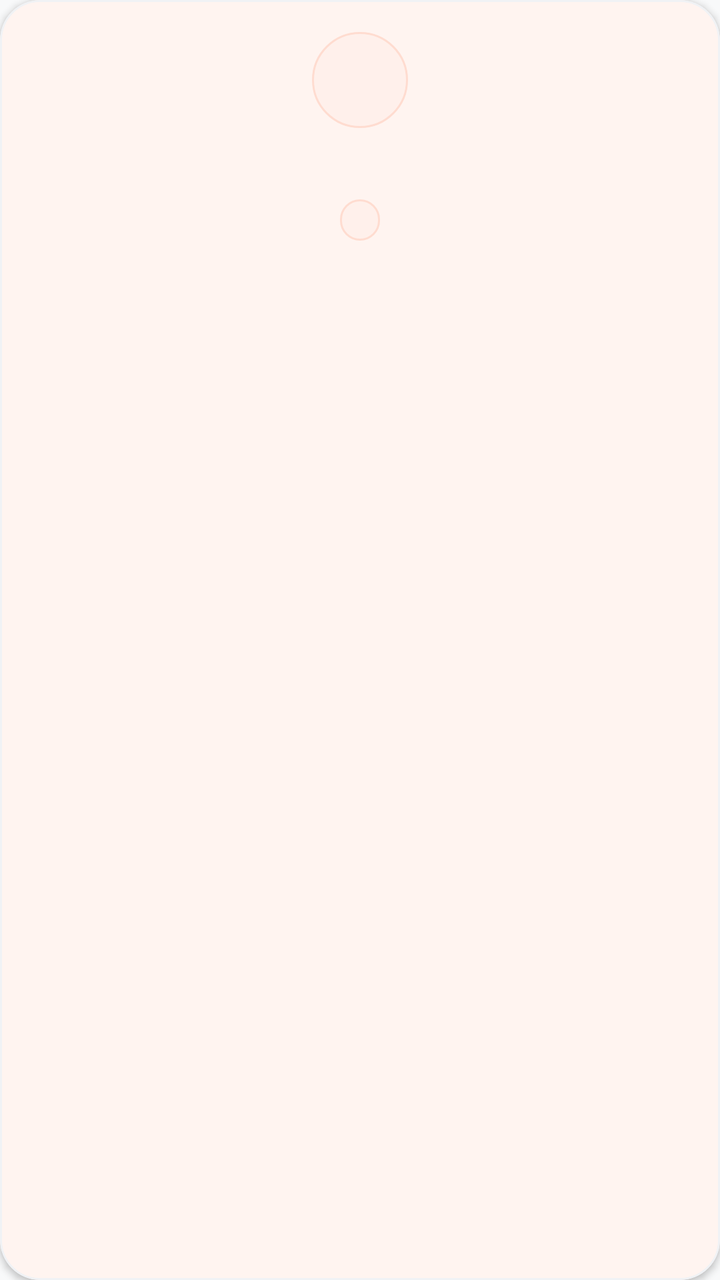
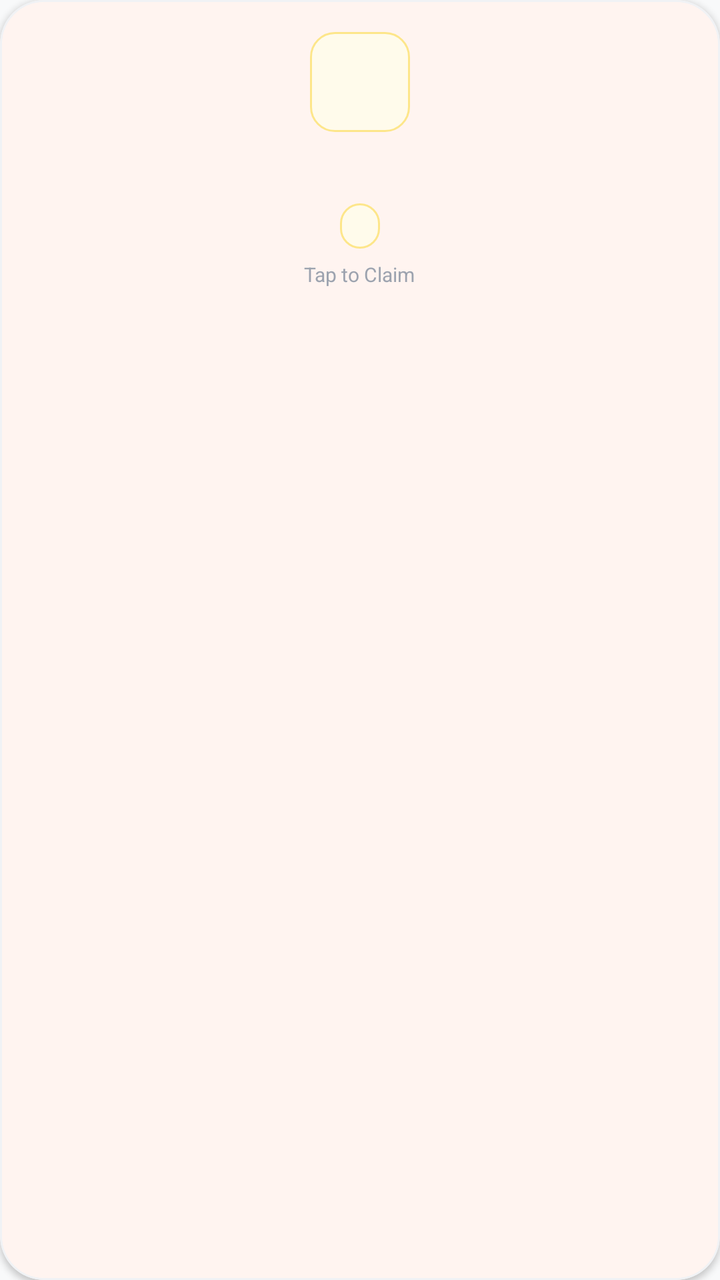

An Android layout rendered at two revisions. The XML below is the earlier revision; the diff shows what the commit changed to produce the second picture.
<!-- AndroidManifest.xml: application theme Theme.AKRHunger -->
<!-- res/layout/item_reward_catalog.xml -->
<?xml version="1.0" encoding="utf-8"?>
<com.google.android.material.card.MaterialCardView xmlns:android="http://schemas.android.com/apk/res/android"
    xmlns:app="http://schemas.android.com/apk/res-auto"
    android:layout_width="145dp"
    android:layout_height="wrap_content"
    android:layout_marginEnd="12dp"
    android:layout_marginVertical="4dp"
    app:cardCornerRadius="20dp"
    app:cardElevation="2dp"
    app:strokeColor="@color/card_border"
    app:strokeWidth="1dp"
    app:cardBackgroundColor="@color/surface"
    android:clickable="true"
    android:focusable="true">

    <LinearLayout
        android:layout_width="match_parent"
        android:layout_height="wrap_content"
        android:orientation="vertical"
        android:gravity="center"
        android:padding="16dp">

        <FrameLayout
            android:layout_width="48dp"
            android:layout_height="48dp"
            android:background="@drawable/bg_icon_circle_soft">

            <TextView
                android:id="@+id/tv_reward_emoji"
                android:layout_width="wrap_content"
                android:layout_height="wrap_content"
                android:layout_gravity="center"
                android:textSize="24sp" />
        </FrameLayout>

        <TextView
            android:id="@+id/tv_reward_name"
            android:layout_width="wrap_content"
            android:layout_height="wrap_content"
            android:textSize="13sp"
            android:textStyle="bold"
            android:textColor="@color/text_primary"
            android:layout_marginTop="10dp"
            android:textAlignment="center"
            android:maxLines="2"
            android:ellipsize="end" />

        <TextView
            android:id="@+id/tv_reward_points"
            android:layout_width="wrap_content"
            android:layout_height="wrap_content"
            android:textSize="11sp"
            android:textColor="@color/primary"
            android:textStyle="bold"
            android:background="@drawable/bg_pill_soft"
            android:paddingHorizontal="10dp"
            android:paddingVertical="3dp"
            android:layout_marginTop="8dp" />

    </LinearLayout>
</com.google.android.material.card.MaterialCardView>
<!-- resources referenced by this layout -->
<resources>
  <color name="card_border">#F0F2F5</color>
  <color name="primary">#FF6B35</color>
  <color name="surface">#FFFFFF</color>
  <color name="text_primary">#111827</color>
  <!-- drawable bg_icon_circle_soft (drawable) -->
  <?xml version="1.0" encoding="utf-8"?>
  <shape xmlns:android="http://schemas.android.com/apk/res/android"
      android:shape="oval">
      <solid android:color="@color/primary_tint" />
      <stroke android:width="1dp" android:color="@color/primary_tint_border" />
  </shape>
  <!-- drawable bg_pill_soft (drawable) -->
  <?xml version="1.0" encoding="utf-8"?>
  <ripple xmlns:android="http://schemas.android.com/apk/res/android"
      android:color="@color/primary_15">
      <item>
          <shape android:shape="rectangle">
              <corners android:radius="999dp" />
              <solid android:color="@color/primary_tint" />
              <stroke android:width="1dp" android:color="@color/primary_tint_border" />
          </shape>
      </item>
  </ripple>
  <color name="primary_tint">#FFF0EB</color>
  <color name="primary_tint_border">#FFDCD0</color>
  <color name="primary_15">#26FF6B35</color>
  <color name="primary_dark">#E55A25</color>
  <color name="on_primary">#FFFFFF</color>
  <color name="secondary">#F59E0B</color>
  <color name="on_secondary">#111827</color>
  <color name="background">#F8F9FA</color>
  <color name="on_surface">#111827</color>
  <style name="ThemeOverlay.AKR.MaterialAlertDialog" parent="ThemeOverlay.Material3.MaterialAlertDialog">
          <item name="shapeAppearance">@style/ShapeAppearance.AKR.Dialog</item>
          <item name="shapeAppearanceOverlay">@style/ShapeAppearance.AKR.Dialog</item>
          <item name="colorSurface">@color/surface</item>
          <item name="android:backgroundDimAmount">0.5</item>
      </style>
  <style name="ThemeOverlay.AKR.BottomSheetDialog" parent="ThemeOverlay.Material3.BottomSheetDialog">
          <item name="bottomSheetStyle">@style/Widget.AKR.BottomSheet</item>
      </style>
  <style name="ShapeAppearance.AKR.Dialog" parent="">
          <item name="cornerFamily">rounded</item>
          <item name="cornerSize">24dp</item>
      </style>
  <!-- unchanged entries left out for length: 3 -->
</resources>

<!-- the commit's change to res/layout/item_reward_catalog.xml (unified diff, before → after) -->
@@ -1,17 +1,19 @@
 <?xml version="1.0" encoding="utf-8"?>
-<com.google.android.material.card.MaterialCardView xmlns:android="http://schemas.android.com/apk/res/android"
+<com.google.android.material.card.MaterialCardView
+    xmlns:android="http://schemas.android.com/apk/res/android"
     xmlns:app="http://schemas.android.com/apk/res-auto"
-    android:layout_width="145dp"
+    android:layout_width="155dp"
     android:layout_height="wrap_content"
-    android:layout_marginEnd="12dp"
-    android:layout_marginVertical="4dp"
-    app:cardCornerRadius="20dp"
+    android:layout_marginEnd="14dp"
+    android:layout_marginVertical="6dp"
+    app:cardCornerRadius="22dp"
     app:cardElevation="2dp"
     app:strokeColor="@color/card_border"
     app:strokeWidth="1dp"
     app:cardBackgroundColor="@color/surface"
     android:clickable="true"
-    android:focusable="true">
+    android:focusable="true"
+    android:foreground="?attr/selectableItemBackground">
 
     <LinearLayout
         android:layout_width="match_parent"
@@ -21,16 +23,16 @@
         android:padding="16dp">
 
         <FrameLayout
-            android:layout_width="48dp"
-            android:layout_height="48dp"
-            android:background="@drawable/bg_icon_circle_soft">
+            android:layout_width="50dp"
+            android:layout_height="50dp"
+            android:background="@drawable/bg_amber_soft">
 
             <TextView
                 android:id="@+id/tv_reward_emoji"
                 android:layout_width="wrap_content"
                 android:layout_height="wrap_content"
                 android:layout_gravity="center"
-                android:textSize="24sp" />
+                android:textSize="26sp" />
         </FrameLayout>
 
         <TextView
@@ -50,12 +52,20 @@
             android:layout_width="wrap_content"
             android:layout_height="wrap_content"
             android:textSize="11sp"
-            android:textColor="@color/primary"
+            android:textColor="@color/amber_dark"
             android:textStyle="bold"
-            android:background="@drawable/bg_pill_soft"
+            android:background="@drawable/bg_amber_soft"
             android:paddingHorizontal="10dp"
-            android:paddingVertical="3dp"
+            android:paddingVertical="4dp"
             android:layout_marginTop="8dp" />
+
+        <TextView
+            android:layout_width="wrap_content"
+            android:layout_height="wrap_content"
+            android:text="Tap to Claim"
+            android:textSize="10sp"
+            android:textColor="@color/text_hint"
+            android:layout_marginTop="6dp" />
 
     </LinearLayout>
 </com.google.android.material.card.MaterialCardView>
<!-- resource entries referenced after the edit -->
@@ -1,31 +1,19 @@
 <!-- resources referenced by this layout -->
 <resources>
+  <color name="amber_dark">#B45309</color>
   <color name="card_border">#F0F2F5</color>
   <color name="primary">#FF6B35</color>
   <color name="surface">#FFFFFF</color>
+  <color name="text_hint">#9CA3AF</color>
   <color name="text_primary">#111827</color>
-  <!-- drawable bg_icon_circle_soft (drawable) -->
+  <!-- drawable bg_amber_soft (drawable) -->
   <?xml version="1.0" encoding="utf-8"?>
   <shape xmlns:android="http://schemas.android.com/apk/res/android"
-      android:shape="oval">
-      <solid android:color="@color/primary_tint" />
-      <stroke android:width="1dp" android:color="@color/primary_tint_border" />
+      android:shape="rectangle">
+      <solid android:color="#FFFBEB" />
+      <corners android:radius="12dp" />
+      <stroke android:width="1dp" android:color="#FDE68A" />
   </shape>
-  <!-- drawable bg_pill_soft (drawable) -->
-  <?xml version="1.0" encoding="utf-8"?>
-  <ripple xmlns:android="http://schemas.android.com/apk/res/android"
-      android:color="@color/primary_15">
-      <item>
-          <shape android:shape="rectangle">
-              <corners android:radius="999dp" />
-              <solid android:color="@color/primary_tint" />
-              <stroke android:width="1dp" android:color="@color/primary_tint_border" />
-          </shape>
-      </item>
-  </ripple>
-  <color name="primary_tint">#FFF0EB</color>
-  <color name="primary_tint_border">#FFDCD0</color>
-  <color name="primary_15">#26FF6B35</color>
   <color name="primary_dark">#E55A25</color>
   <color name="on_primary">#FFFFFF</color>
   <color name="secondary">#F59E0B</color>
@@ -36,7 +24,12 @@
           <item name="shapeAppearance">@style/ShapeAppearance.AKR.Dialog</item>
           <item name="shapeAppearanceOverlay">@style/ShapeAppearance.AKR.Dialog</item>
           <item name="colorSurface">@color/surface</item>
-          <item name="android:backgroundDimAmount">0.5</item>
+          <item name="android:backgroundDimAmount">0.55</item>
+          <item name="materialAlertDialogTitleTextStyle">@style/TextAppearance.AKR.Dialog.Title</item>
+          <item name="materialAlertDialogBodyTextStyle">@style/TextAppearance.AKR.Dialog.Body</item>
+          <item name="buttonBarPositiveButtonStyle">@style/Widget.AKR.Dialog.Button.Positive</item>
+          <item name="buttonBarNegativeButtonStyle">@style/Widget.AKR.Dialog.Button.Negative</item>
+          <item name="buttonBarNeutralButtonStyle">@style/Widget.AKR.Dialog.Button.Neutral</item>
       </style>
   <style name="ThemeOverlay.AKR.BottomSheetDialog" parent="ThemeOverlay.Material3.BottomSheetDialog">
           <item name="bottomSheetStyle">@style/Widget.AKR.BottomSheet</item>
@@ -45,6 +38,40 @@
           <item name="cornerFamily">rounded</item>
           <item name="cornerSize">24dp</item>
       </style>
+  <style name="TextAppearance.AKR.Dialog.Title" parent="MaterialAlertDialog.Material3.Title.Text">
+          <item name="android:textColor">@color/text_primary</item>
+          <item name="android:textSize">19sp</item>
+          <item name="android:fontFamily">sans-serif-black</item>
+      </style>
+  <style name="TextAppearance.AKR.Dialog.Body" parent="MaterialAlertDialog.Material3.Body.Text">
+          <item name="android:textColor">@color/text_secondary</item>
+          <item name="android:textSize">14sp</item>
+          <item name="android:fontFamily">sans-serif</item>
+          <item name="android:lineSpacingMultiplier">1.3</item>
+      </style>
+  <style name="Widget.AKR.Dialog.Button.Positive" parent="Widget.Material3.Button.TextButton.Dialog">
+          <item name="android:textColor">@color/primary</item>
+          <item name="android:fontFamily">sans-serif-bold</item>
+          <item name="android:textSize">13.5sp</item>
+          <item name="android:textAllCaps">false</item>
+          <item name="cornerRadius">18dp</item>
+      </style>
+  <style name="Widget.AKR.Dialog.Button.Negative" parent="Widget.Material3.Button.TextButton.Dialog">
+          <item name="android:textColor">@color/text_secondary</item>
+          <item name="android:fontFamily">sans-serif-medium</item>
+          <item name="android:textSize">13.5sp</item>
+          <item name="android:textAllCaps">false</item>
+          <item name="cornerRadius">18dp</item>
+      </style>
+  <style name="Widget.AKR.Dialog.Button.Neutral" parent="Widget.Material3.Button.TextButton.Dialog">
+          <item name="android:textColor">@color/info</item>
+          <item name="android:fontFamily">sans-serif-bold</item>
+          <item name="android:textSize">13.5sp</item>
+          <item name="android:textAllCaps">false</item>
+          <item name="cornerRadius">18dp</item>
+      </style>
+  <color name="text_secondary">#4B5563</color>
+  <color name="info">#3B82F6</color>
   <!-- unchanged entries left out for length: 3 -->
 </resources>
 
